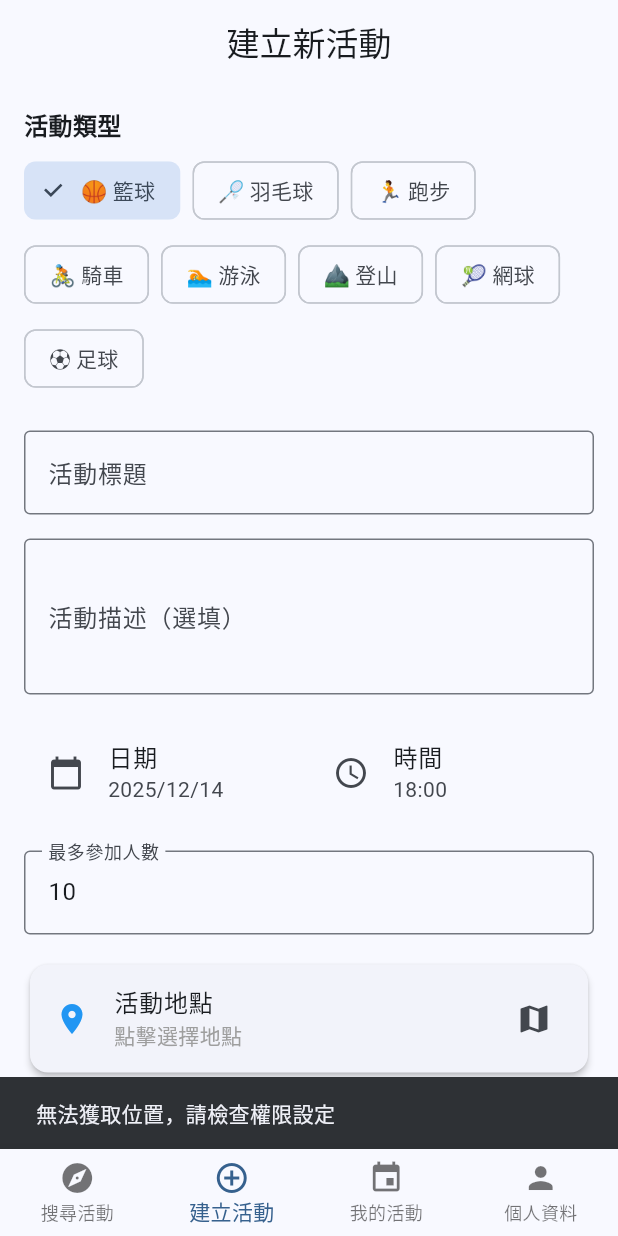
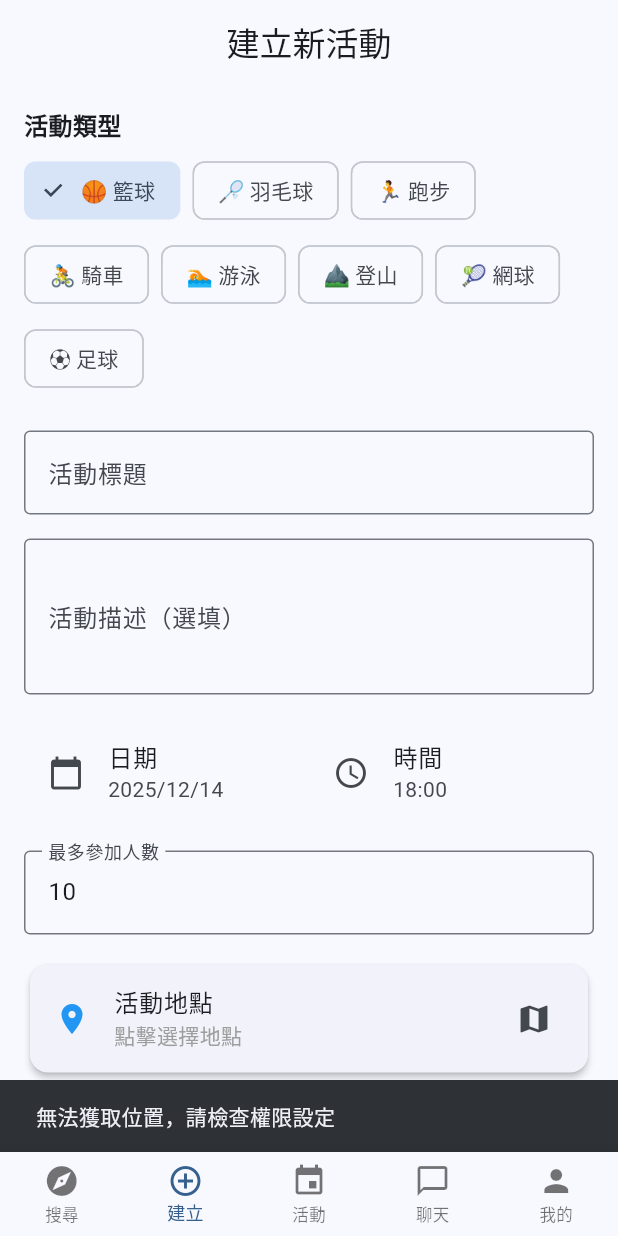
Before and after one commit to woizhicheng0309/TeamMate, a Flutter app: the screen it shows once a user with an empty profile is signed in, item 2 of the bottom bar chosen, on a phone screen of 412 x 824 dp. Run offline on Flutter 3.47's test engine with Material 3 defaults, Android fonts, the phone set to English and light mode, and no system bars; our stand-ins replace flutter_dotenv, geocoding, geolocator, google_maps_flutter, supabase_flutter; accounts and stored records are empty; network calls fail.

Commit message:
Update home_screen.dart

```diff
--- a/lib/screens/home_screen.dart
+++ b/lib/screens/home_screen.dart
@@ -3,6 +3,7 @@ import 'nearby_activities_screen.dart';
 import 'create_activity_screen.dart';
 import 'my_activities_screen.dart';
 import 'profile_screen.dart';
+import 'chat_list_screen.dart';
 import '../services/location_service.dart';
 
 class HomeScreen extends StatefulWidget {
@@ -20,17 +21,25 @@ class _HomeScreenState extends State<HomeScreen> {
     const NearbyActivitiesScreen(),
     const CreateActivityScreen(),
     const MyActivitiesScreen(),
+    const ChatListScreen(),
     const ProfileScreen(),
   ];
 
   @override
   void initState() {
     super.initState();
+    // 延遲請求權限避免阻塞啟動
+    Future.delayed(const Duration(milliseconds: 300), () {
+      if (mounted) {
         _requestLocationPermission();
+      }
+    });
   }
 
   Future<void> _requestLocationPermission() async {
-    final hasPermission = await _locationService.checkPermissions();
+    try {
+      final hasPermission = await _locationService.checkPermissions()
+          .timeout(const Duration(seconds: 3));
       if (!hasPermission && mounted) {
         ScaffoldMessenger.of(context).showSnackBar(
           const SnackBar(
@@ -38,6 +47,9 @@ class _HomeScreenState extends State<HomeScreen> {
             duration: Duration(seconds: 3),
           ),
         );
+      }
+    } catch (e) {
+      print('Permission request error: $e');
     }
   }
 
@@ -49,14 +61,17 @@ class _HomeScreenState extends State<HomeScreen> {
         currentIndex: _currentIndex,
         onTap: (index) => setState(() => _currentIndex = index),
         type: BottomNavigationBarType.fixed,
+        selectedFontSize: 12,
+        unselectedFontSize: 11,
         items: const [
-          BottomNavigationBarItem(icon: Icon(Icons.explore), label: '搜尋活動'),
+          BottomNavigationBarItem(icon: Icon(Icons.explore), label: '搜尋'),
           BottomNavigationBarItem(
             icon: Icon(Icons.add_circle_outline),
-            label: '建立活動',
+            label: '建立',
           ),
-          BottomNavigationBarItem(icon: Icon(Icons.event), label: '我的活動'),
-          BottomNavigationBarItem(icon: Icon(Icons.person), label: '個人資料'),
+          BottomNavigationBarItem(icon: Icon(Icons.event), label: '活動'),
+          BottomNavigationBarItem(icon: Icon(Icons.chat_bubble_outline), label: '聊天'),
+          BottomNavigationBarItem(icon: Icon(Icons.person), label: '我的'),
         ],
       ),
     );
```
Lines whose indentation alone changed are shown as unchanged.
